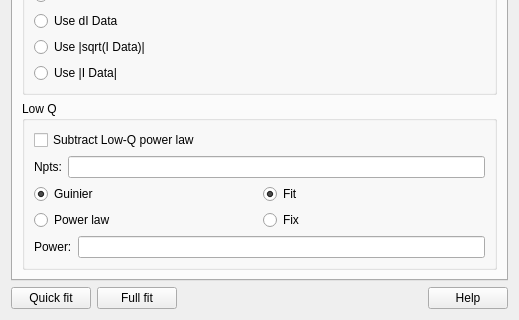
Above: src/sas/qtgui/Perspectives/SizeDistribution/UI/SizeDistributionUI.ui from SasView/sasview before the change; both pictures show x 0 to 519 and y 286 to 606 of the 519 by 606 pixel window. Below: the same form after it.
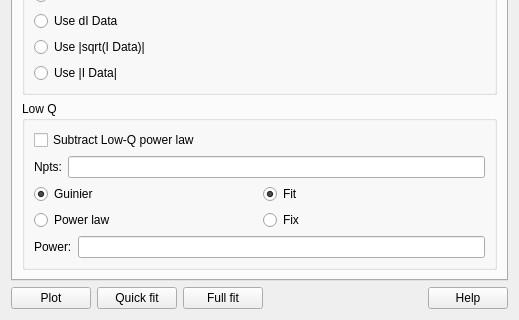
That is the form after the change. The open tabs and pages were chosen to show the change.

Commit message: update Size Distribution GUI main tab when data is sent to it

```diff
--- a/src/sas/qtgui/Perspectives/SizeDistribution/UI/SizeDistributionUI.ui
+++ b/src/sas/qtgui/Perspectives/SizeDistribution/UI/SizeDistributionUI.ui
@@ -626,10 +626,14 @@
       <enum>QLayout::SetDefaultConstraint</enum>
      </property>
      <item>
-      <widget class="QPushButton" name="calculateThisButton">
-       <property name="enabled">
-        <bool>true</bool>
+      <widget class="QPushButton" name="plotButton">
+       <property name="text">
+        <string>Plot</string>
        </property>
+      </widget>
+     </item>
+     <item>
+      <widget class="QPushButton" name="quickFitButton">
        <property name="text">
         <string>Quick fit</string>
        </property>
@@ -637,9 +641,6 @@
      </item>
      <item>
       <widget class="QPushButton" name="fullFitButton">
-       <property name="enabled">
-        <bool>true</bool>
-       </property>
        <property name="text">
         <string>Full fit</string>
        </property>
@@ -655,7 +656,7 @@
        </property>
        <property name="sizeHint" stdset="0">
         <size>
-         <width>40</width>
+         <width>200</width>
          <height>20</height>
         </size>
        </property>
```
Left out of the diff: 16 changed lines with no effect on the pictures. The commit also changes 3 other files.
